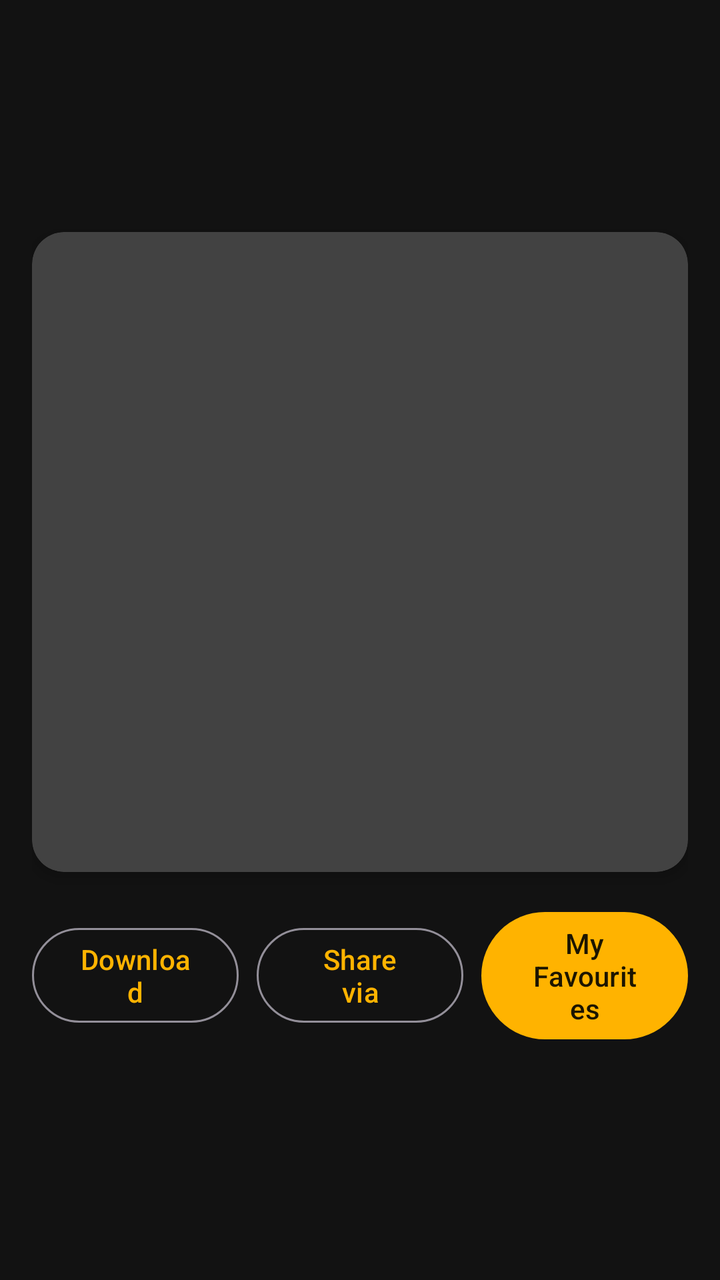
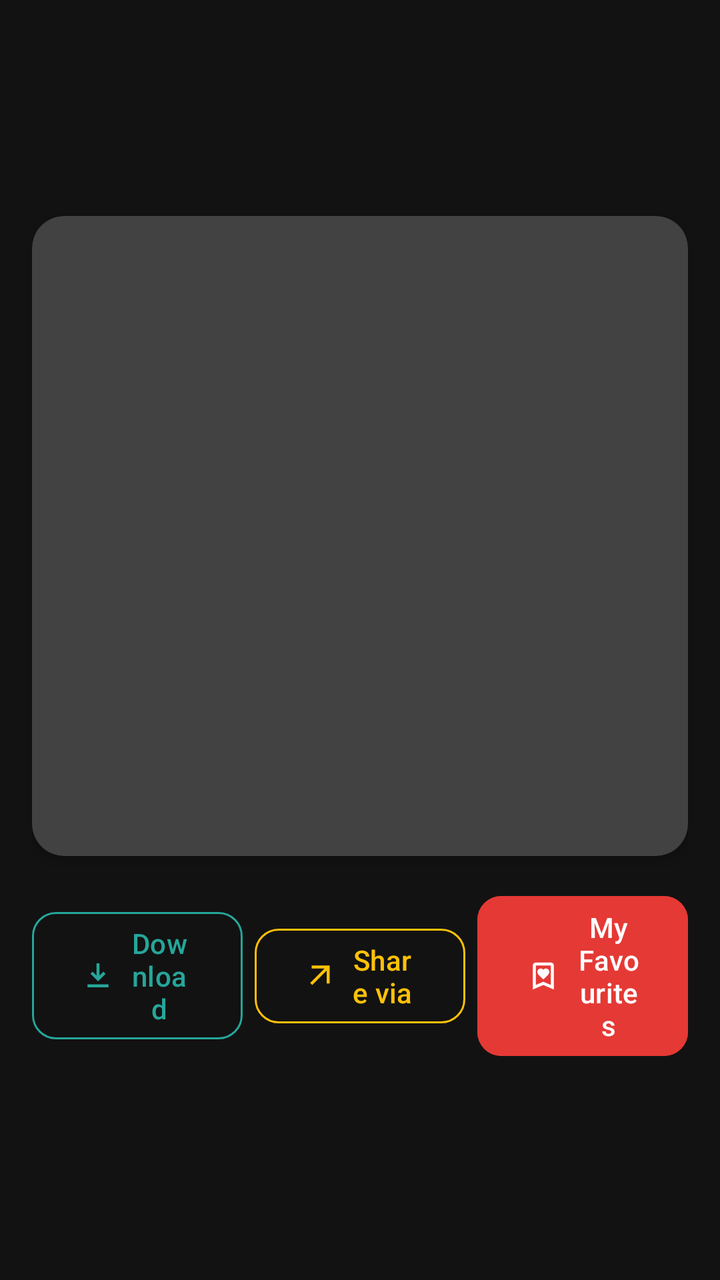

Before-and-after screenshots of an Android layout around one commit, followed by the original layout XML and the change that was made.
<!-- AndroidManifest.xml: application theme Theme.TheCatalogue -->
<!-- res/layout/dialog_cat_preview.xml -->
<?xml version="1.0" encoding="utf-8"?>
<LinearLayout xmlns:android="http://schemas.android.com/apk/res/android"
    xmlns:app="http://schemas.android.com/apk/res-auto"
    android:layout_width="match_parent"
    android:layout_height="wrap_content"
    android:orientation="vertical"
    android:padding="16dp"
    android:gravity="center">

    <androidx.cardview.widget.CardView
        android:layout_width="match_parent"
        android:layout_height="320dp"
        app:cardCornerRadius="16dp"
        app:cardElevation="4dp">

        <ImageView
            android:id="@+id/previewCatImage"
            android:layout_width="match_parent"
            android:layout_height="match_parent"
            android:contentDescription="@string/cat_detail_title"
            android:scaleType="centerCrop" />

    </androidx.cardview.widget.CardView>

    <LinearLayout
        android:layout_width="match_parent"
        android:layout_height="wrap_content"
        android:orientation="horizontal"
        android:gravity="center"
        android:paddingTop="16dp">

        <com.google.android.material.button.MaterialButton
            android:id="@+id/btnPreviewDownload"
            style="@style/Widget.Material3.Button.OutlinedButton"
            android:layout_width="0dp"
            android:layout_height="wrap_content"
            android:layout_weight="1"
            android:layout_marginEnd="6dp"
            android:text="@string/download" />

        <com.google.android.material.button.MaterialButton
            android:id="@+id/btnPreviewShare"
            style="@style/Widget.Material3.Button.OutlinedButton"
            android:layout_width="0dp"
            android:layout_height="wrap_content"
            android:layout_weight="1"
            android:layout_marginStart="3dp"
            android:layout_marginEnd="3dp"
            android:text="@string/share_via" />

        <com.google.android.material.button.MaterialButton
            android:id="@+id/btnPreviewFavorite"
            android:layout_width="0dp"
            android:layout_height="wrap_content"
            android:layout_weight="1"
            android:layout_marginStart="6dp"
            android:text="@string/nav_my_favourites" />

    </LinearLayout>

</LinearLayout>
<!-- resources referenced by this layout -->
<resources>
  <string name="cat_detail_title">Cat Details</string>
  <string name="download">Download</string>
  <string name="nav_my_favourites">My Favourites</string>
  <string name="share_via">Share via</string>
  <style name="Theme.TheCatalogue" parent="Theme.Material3.Dark.NoActionBar">
          <item name="colorPrimary">@color/primary_gold</item>
          <item name="colorOnPrimary">@color/on_primary_gold</item>
          <item name="colorPrimaryContainer">@color/primary_container_gold</item>
          <item name="colorOnPrimaryContainer">@color/on_primary_container_gold</item>
  
          <item name="colorSecondary">@color/crimson_red</item>
          <item name="colorOnSecondary">@color/on_crimson_red</item>
  
          <item name="android:colorBackground">@color/dark_background</item>
          <item name="colorSurface">@color/dark_surface</item>
          <item name="colorOnSurface">@color/on_dark_surface</item>
  
          <item name="android:statusBarColor">@color/dark_background</item>
          <item name="android:navigationBarColor">@color/dark_background</item>
      </style>
  <color name="primary_gold">#FFB300</color>
  <color name="on_primary_gold">#1C1500</color>
  <color name="primary_container_gold">#3A2B00</color>
  <color name="on_primary_container_gold">#FFDF9E</color>
  <color name="crimson_red">#E53935</color>
  <color name="on_crimson_red">#FFFFFF</color>
  <color name="dark_background">#121212</color>
  <color name="dark_surface">#1E1B18</color>
  <color name="on_dark_surface">#F5F5F5</color>
</resources>

<!-- the commit's change to res/layout/dialog_cat_preview.xml (unified diff, before → after) -->
@@ -35,7 +35,12 @@
             android:layout_width="0dp"
             android:layout_height="wrap_content"
             android:layout_weight="1"
-            android:layout_marginEnd="6dp"
+            android:layout_marginEnd="4dp"
+            app:cornerRadius="12dp"
+            app:icon="@drawable/ic_download"
+            app:iconTint="@color/download_teal"
+            app:strokeColor="@color/download_teal"
+            android:textColor="@color/download_teal"
             android:text="@string/download" />
 
         <com.google.android.material.button.MaterialButton
@@ -44,16 +49,27 @@
             android:layout_width="0dp"
             android:layout_height="wrap_content"
             android:layout_weight="1"
-            android:layout_marginStart="3dp"
-            android:layout_marginEnd="3dp"
+            android:layout_marginStart="2dp"
+            android:layout_marginEnd="2dp"
+            app:cornerRadius="12dp"
+            app:icon="@drawable/ic_share"
+            app:iconTint="@color/share_gold"
+            app:strokeColor="@color/share_gold"
+            android:textColor="@color/share_gold"
             android:text="@string/share_via" />
 
         <com.google.android.material.button.MaterialButton
             android:id="@+id/btnPreviewFavorite"
+            style="@style/Widget.Material3.Button"
             android:layout_width="0dp"
             android:layout_height="wrap_content"
             android:layout_weight="1"
-            android:layout_marginStart="6dp"
+            android:layout_marginStart="4dp"
+            app:cornerRadius="12dp"
+            app:icon="@drawable/ic_favourite"
+            app:iconTint="@color/white"
+            android:backgroundTint="@color/crimson_red"
+            android:textColor="@color/white"
             android:text="@string/nav_my_favourites" />
 
     </LinearLayout>
<!-- resource entries referenced after the edit -->
@@ -25,6 +25,32 @@
   <color name="primary_container_gold">#3A2B00</color>
   <color name="on_primary_container_gold">#FFDF9E</color>
   <color name="crimson_red">#E53935</color>
+  <color name="download_teal">#26A69A</color>
+  <color name="share_gold">#FFC107</color>
+  <color name="white">#FFFFFFFF</color>
+  <!-- drawable ic_download (drawable) -->
+  <?xml version="1.0" encoding="utf-8"?>
+  <vector xmlns:android="http://schemas.android.com/apk/res/android"
+      android:width="24dp"
+      android:height="24dp"
+      android:viewportWidth="24"
+      android:viewportHeight="24">
+      <path
+          android:fillColor="@android:color/white"
+          android:pathData="M12,16L7,11L8.41,9.59L11,12.17V4H13V12.17L15.59,9.59L17,11L12,16ZM5,20V18H19V20H5Z" />
+  </vector>
+  <!-- drawable ic_favourite (drawable) -->
+  <vector xmlns:android="http://schemas.android.com/apk/res/android" android:height="24dp" android:tint="#000000" android:viewportHeight="960" android:viewportWidth="960" android:width="24dp">
+        
+      <path android:fillColor="@android:color/white" android:pathData="M480,572Q531,525 562.5,494.5Q594,464 611,442Q628,420 634,403.5Q640,387 640,368Q640,332 614,306Q588,280 552,280Q531,280 511.5,288.5Q492,297 480,312Q468,297 449,288.5Q430,280 408,280Q372,280 346,306Q320,332 320,368Q320,387 325.5,403Q331,419 348,441Q365,463 396,493.5Q427,524 480,572ZM200,840L200,200Q200,167 223.5,143.5Q247,120 280,120L680,120Q713,120 736.5,143.5Q760,167 760,200L760,840L480,720L200,840ZM280,718L480,632L680,718L680,200Q680,200 680,200Q680,200 680,200L280,200Q280,200 280,200Q280,200 280,200L280,718ZM280,200L280,200Q280,200 280,200Q280,200 280,200L680,200Q680,200 680,200Q680,200 680,200L680,200L480,200L280,200Z"/>
+      
+  </vector>
+  <!-- drawable ic_share (drawable) -->
+  <vector xmlns:android="http://schemas.android.com/apk/res/android" android:autoMirrored="true" android:height="24dp" android:tint="#000000" android:viewportHeight="960" android:viewportWidth="960" android:width="24dp">
+        
+      <path android:fillColor="@android:color/white" android:pathData="M256,720L200,664L584,280L240,280L240,200L720,200L720,680L640,680L640,336L256,720Z"/>
+      
+  </vector>
   <color name="on_crimson_red">#FFFFFF</color>
   <color name="dark_background">#121212</color>
   <color name="dark_surface">#1E1B18</color>
